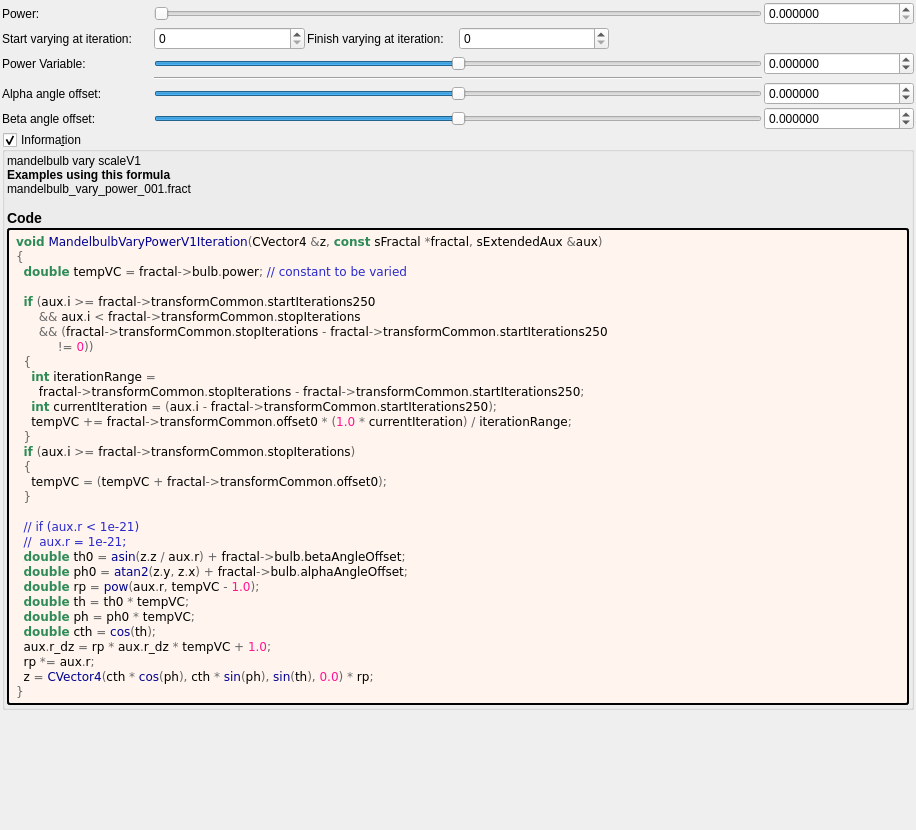
Old version of the form mandelbulber2/formula/ui/fractal_mandelbulb_vary_power_v1.ui in the repository buddhi1980/mandelbulber2.
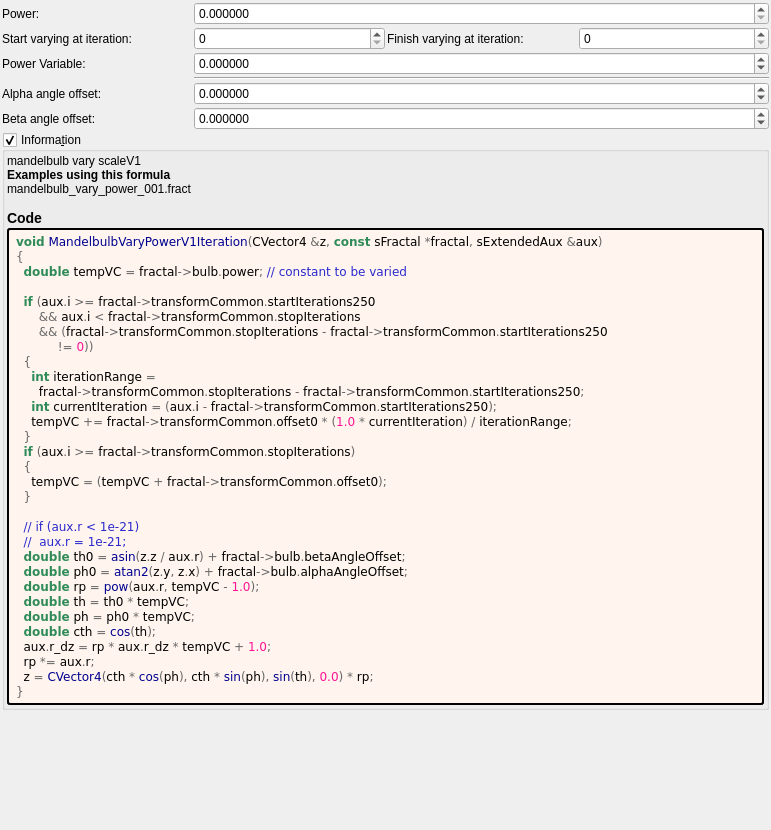
New version of the form. Custom widgets are drawn as their Qt base class.

Commit message: Cleaned up more formula UIs

Patch:
```diff
--- a/mandelbulber2/formula/ui/fractal_mandelbulb_vary_power_v1.ui
+++ b/mandelbulber2/formula/ui/fractal_mandelbulb_vary_power_v1.ui
@@ -6,7 +6,7 @@
    <rect>
     <x>0</x>
     <y>0</y>
-    <width>916</width>
+    <width>771</width>
     <height>830</height>
    </rect>
   </property>
@@ -34,34 +34,6 @@
      <property name="spacing">
       <number>2</number>
      </property>
-     <item row="2" column="5">
-      <widget class="MyDoubleSpinBox" name="spinbox_transf_offset_0">
-       <property name="sizePolicy">
-        <sizepolicy hsizetype="Minimum" vsizetype="Maximum">
-         <horstretch>0</horstretch>
-         <verstretch>0</verstretch>
-        </sizepolicy>
-       </property>
-       <property name="prefix">
-        <string/>
-       </property>
-       <property name="suffix">
-        <string/>
-       </property>
-       <property name="decimals">
-        <number>6</number>
-       </property>
-       <property name="minimum">
-        <double>-99.998999999999995</double>
-       </property>
-       <property name="maximum">
-        <double>99.998999999999995</double>
-       </property>
-       <property name="singleStep">
-        <double>0.100000000000000</double>
-       </property>
-      </widget>
-     </item>
      <item row="1" column="1">
       <widget class="MySpinBox" name="spinboxInt_transf_start_iterations_250">
        <property name="sizePolicy">
@@ -75,44 +47,6 @@
        </property>
       </widget>
      </item>
-     <item row="1" column="4" colspan="2">
-      <spacer name="horizontalSpacer_17">
-       <property name="orientation">
-        <enum>Qt::Horizontal</enum>
-       </property>
-       <property name="sizeHint" stdset="0">
-        <size>
-         <width>40</width>
-         <height>20</height>
-        </size>
-       </property>
-      </spacer>
-     </item>
-     <item row="2" column="1" colspan="4">
-      <widget class="QSlider" name="slider_transf_offset_0">
-       <property name="sizePolicy">
-        <sizepolicy hsizetype="Expanding" vsizetype="Maximum">
-         <horstretch>0</horstretch>
-         <verstretch>0</verstretch>
-        </sizepolicy>
-       </property>
-       <property name="minimum">
-        <number>-20000000</number>
-       </property>
-       <property name="maximum">
-        <number>20000000</number>
-       </property>
-       <property name="value">
-        <number>0</number>
-       </property>
-       <property name="sliderPosition">
-        <number>0</number>
-       </property>
-       <property name="orientation">
-        <enum>Qt::Horizontal</enum>
-       </property>
-      </widget>
-     </item>
      <item row="1" column="3">
       <widget class="MySpinBox" name="spinboxInt_transf_stop_iterations">
        <property name="sizePolicy">
@@ -138,6 +72,9 @@
        <property name="text">
         <string>Finish varying at iteration:</string>
        </property>
+       <property name="wordWrap">
+        <bool>true</bool>
+       </property>
       </widget>
      </item>
      <item row="4" column="0">
@@ -166,16 +103,12 @@
        <property name="text">
         <string>Start varying at iteration:</string>
        </property>
-      </widget>
-     </item>
-     <item row="3" column="1" colspan="4">
-      <widget class="Line" name="line_29">
-       <property name="orientation">
-        <enum>Qt::Horizontal</enum>
+       <property name="wordWrap">
+        <bool>true</bool>
        </property>
       </widget>
      </item>
-     <item row="0" column="5">
+     <item row="0" column="1" colspan="3">
       <widget class="MyDoubleSpinBox" name="spinbox_power">
        <property name="sizePolicy">
         <sizepolicy hsizetype="Minimum" vsizetype="Maximum">
@@ -203,7 +136,35 @@
        </property>
       </widget>
      </item>
-     <item row="4" column="5">
+     <item row="2" column="1" colspan="3">
+      <widget class="MyDoubleSpinBox" name="spinbox_transf_offset_0">
+       <property name="sizePolicy">
+        <sizepolicy hsizetype="Minimum" vsizetype="Maximum">
+         <horstretch>0</horstretch>
+         <verstretch>0</verstretch>
+        </sizepolicy>
+       </property>
+       <property name="prefix">
+        <string/>
+       </property>
+       <property name="suffix">
+        <string/>
+       </property>
+       <property name="decimals">
+        <number>6</number>
+       </property>
+       <property name="minimum">
+        <double>-99.998999999999995</double>
+       </property>
+       <property name="maximum">
+        <double>99.998999999999995</double>
+       </property>
+       <property name="singleStep">
+        <double>0.100000000000000</double>
+       </property>
+      </widget>
+     </item>
+     <item row="4" column="1" colspan="3">
       <widget class="MyDoubleSpinBox" name="spinbox_alpha_angle_offset">
        <property name="sizePolicy">
         <sizepolicy hsizetype="Minimum" vsizetype="Maximum">
@@ -231,7 +192,7 @@
        </property>
       </widget>
      </item>
-     <item row="5" column="5">
+     <item row="5" column="1" colspan="3">
       <widget class="MyDoubleSpinBox" name="spinbox_beta_angle_offset">
        <property name="sizePolicy">
         <sizepolicy hsizetype="Minimum" vsizetype="Maximum">
@@ -259,70 +220,8 @@
        </property>
       </widget>
      </item>
-     <item row="4" column="1" colspan="4">
-      <widget class="QSlider" name="slider_alpha_angle_offset">
-       <property name="sizePolicy">
-        <sizepolicy hsizetype="Expanding" vsizetype="Maximum">
-         <horstretch>0</horstretch>
-         <verstretch>0</verstretch>
-        </sizepolicy>
-       </property>
-       <property name="minimum">
-        <number>-360000000</number>
-       </property>
-       <property name="maximum">
-        <number>360000000</number>
-       </property>
-       <property name="value">
-        <number>0</number>
-       </property>
-       <property name="sliderPosition">
-        <number>0</number>
-       </property>
-       <property name="orientation">
-        <enum>Qt::Horizontal</enum>
-       </property>
-      </widget>
-     </item>
-     <item row="5" column="1" colspan="4">
-      <widget class="QSlider" name="slider_beta_angle_offset">
-       <property name="sizePolicy">
-        <sizepolicy hsizetype="Expanding" vsizetype="Maximum">
-         <horstretch>0</horstretch>
-         <verstretch>0</verstretch>
-        </sizepolicy>
-       </property>
-       <property name="minimum">
-        <number>-360000000</number>
-       </property>
-       <property name="maximum">
-        <number>360000000</number>
-       </property>
-       <property name="value">
-        <number>0</number>
-       </property>
-       <property name="sliderPosition">
-        <number>0</number>
-       </property>
-       <property name="orientation">
-        <enum>Qt::Horizontal</enum>
-       </property>
-      </widget>
-     </item>
-     <item row="0" column="1" colspan="4">
-      <widget class="QSlider" name="slider_power">
-       <property name="sizePolicy">
-        <sizepolicy hsizetype="Expanding" vsizetype="Maximum">
-         <horstretch>0</horstretch>
-         <verstretch>0</verstretch>
-        </sizepolicy>
-       </property>
-       <property name="maximum">
-        <number>20000000</number>
-       </property>
-       <property name="singleStep">
-        <number>1</number>
-       </property>
+     <item row="3" column="1" colspan="3">
+      <widget class="Line" name="line_29">
        <property name="orientation">
         <enum>Qt::Horizontal</enum>
        </property>
@@ -446,11 +345,6 @@
   </layout>
  </widget>
  <customwidgets>
-  <customwidget>
-   <class>MySpinBox</class>
-   <extends>QSpinBox</extends>
-   <header>my_spin_box.h</header>
-  </customwidget>
   <customwidget>
    <class>MyGroupBox</class>
    <extends>QGroupBox</extends>
@@ -462,6 +356,11 @@
    <extends>QDoubleSpinBox</extends>
    <header>my_double_spin_box.h</header>
   </customwidget>
+  <customwidget>
+   <class>MySpinBox</class>
+   <extends>QSpinBox</extends>
+   <header>my_spin_box.h</header>
+  </customwidget>
  </customwidgets>
  <tabstops>
   <tabstop>slider_power</tabstop>
```
Left out of the diff: 10 changed lines with no effect on the pictures. The commit also changes 4 other files.
